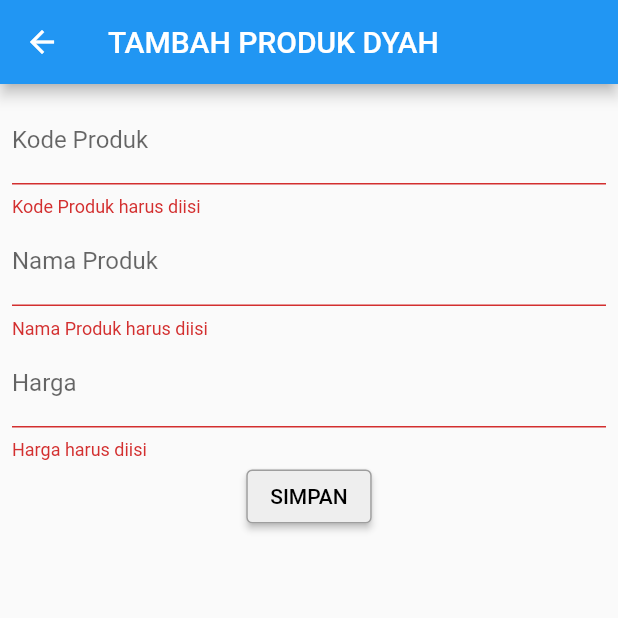
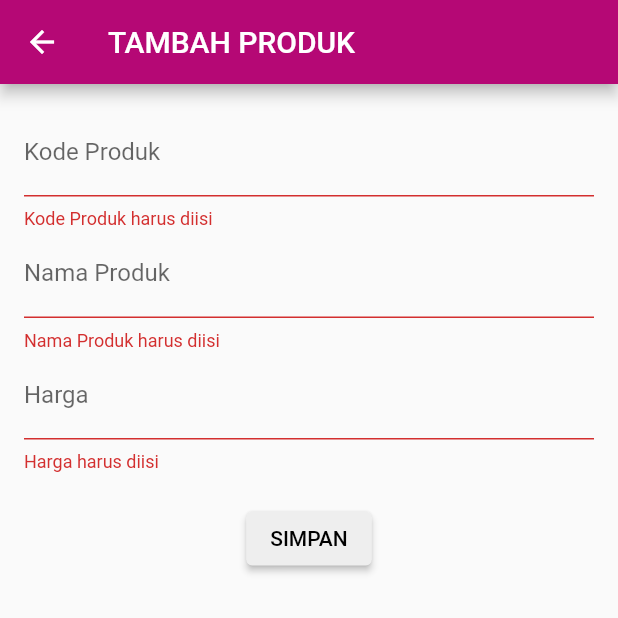
Before and after one commit to odynamic/H1D023022_Tugas-8_Pertemuan-10_Prak-Pemrograman-Mobile, a Flutter app: the ProdukForm screen opened directly, after a tap on "SIMPAN", on a phone screen of 412 x 824 dp, the top half of it. Run offline on Flutter 3.47's test engine with Material 3 defaults, Android fonts, the phone set to English and light mode, and no system bars.

```diff
--- a/lib/main.dart
+++ b/lib/main.dart
@@ -16,10 +16,9 @@ class MyApp extends StatelessWidget {
       theme: ThemeData(
         colorScheme: ColorScheme.fromSwatch(
           primarySwatch: Colors.blue,
-        ).copyWith(primary: Colors.blue),
+        ).copyWith(primary: const Color.fromARGB(255, 181, 8, 117)),
         useMaterial3: false,
       ),
-
       home: const ProdukPage(),
     );
   }
--- a/lib/ui/produk_form.dart
+++ b/lib/ui/produk_form.dart
@@ -11,7 +11,7 @@ class ProdukForm extends StatefulWidget {
 
 class _ProdukFormState extends State<ProdukForm> {
   final _formKey = GlobalKey<FormState>();
-  bool isLoading = false;
+
   String judul = "TAMBAH PRODUK";
   String tombolSubmit = "SIMPAN";
 
@@ -22,22 +22,13 @@ class _ProdukFormState extends State<ProdukForm> {
   @override
   void initState() {
     super.initState();
-    isUpdate();
-  }
-
-  isUpdate() {
     if (widget.produk != null) {
-      setState(() {
-        judul = "UBAH PRODUK";
-        tombolSubmit = "UBAH";
-        _kodeProdukTextboxController.text = widget.produk!.kodeProduk!;
-        _namaProdukTextboxController.text = widget.produk!.namaProduk!;
-        _hargaProdukTextboxController.text = widget.produk!.hargaProduk
-            .toString();
-      });
-    } else {
-      judul = "TAMBAH PRODUK DYAH";
-      tombolSubmit = "SIMPAN";
+      judul = "UBAH PRODUK";
+      tombolSubmit = "UBAH";
+      _kodeProdukTextboxController.text = widget.produk!.kodeProduk!;
+      _namaProdukTextboxController.text = widget.produk!.namaProduk!;
+      _hargaProdukTextboxController.text =
+          widget.produk!.hargaProduk.toString();
     }
   }
 
@@ -47,15 +38,62 @@ class _ProdukFormState extends State<ProdukForm> {
       appBar: AppBar(title: Text(judul)),
       body: SingleChildScrollView(
         child: Padding(
-          padding: const EdgeInsets.all(8.0),
+          padding: const EdgeInsets.all(16),
           child: Form(
             key: _formKey,
             child: Column(
               children: [
-                _kodeProdukTextField(),
-                _namaProdukTextField(),
-                _hargaProdukTextField(),
-                _buttonSubmit(),
+                TextFormField(
+                  decoration: const InputDecoration(labelText: "Kode Produk"),
+                  controller: _kodeProdukTextboxController,
+                  validator: (value) =>
+                      value!.isEmpty ? "Kode Produk harus diisi" : null,
+                ),
+                TextFormField(
+                  decoration: const InputDecoration(labelText: "Nama Produk"),
+                  controller: _namaProdukTextboxController,
+                  validator: (value) =>
+                      value!.isEmpty ? "Nama Produk harus diisi" : null,
+                ),
+                TextFormField(
+                  decoration: const InputDecoration(labelText: "Harga"),
+                  keyboardType: TextInputType.number,
+                  controller: _hargaProdukTextboxController,
+                  validator: (value) =>
+                      value!.isEmpty ? "Harga harus diisi" : null,
+                ),
+                const SizedBox(height: 20),
+                ElevatedButton(
+                  style: ElevatedButton.styleFrom(
+                    backgroundColor: Colors.grey[200],
+                    foregroundColor: Colors.black,
+                  ),
+                  onPressed: () {
+                    if (_formKey.currentState!.validate()) {
+                      if (widget.produk == null) {
+                        Navigator.pop(
+                          context,
+                          Produk(
+                            kodeProduk: _kodeProdukTextboxController.text,
+                            namaProduk: _namaProdukTextboxController.text,
+                            hargaProduk: int.parse(
+                                _hargaProdukTextboxController.text),
+                          ),
+                        );
+                      } else {
+                        widget.produk!.kodeProduk =
+                            _kodeProdukTextboxController.text;
+                        widget.produk!.namaProduk =
+                            _namaProdukTextboxController.text;
+                        widget.produk!.hargaProduk = int.parse(
+                            _hargaProdukTextboxController.text);
+
+                        Navigator.pop(context, widget.produk);
+                      }
+                    }
+                  },
+                  child: Text(tombolSubmit),
+                )
               ],
             ),
           ),
@@ -63,60 +101,4 @@ class _ProdukFormState extends State<ProdukForm> {
       ),
     );
   }
-
-  Widget _kodeProdukTextField() {
-    return TextFormField(
-      decoration: const InputDecoration(labelText: "Kode Produk"),
-      keyboardType: TextInputType.text,
-      controller: _kodeProdukTextboxController,
-      validator: (value) {
-        if (value!.isEmpty) {
-          return "Kode Produk harus diisi";
-        }
-        return null;
-      },
-    );
-  }
-
-  Widget _namaProdukTextField() {
-    return TextFormField(
-      decoration: const InputDecoration(labelText: "Nama Produk"),
-      keyboardType: TextInputType.text,
-      controller: _namaProdukTextboxController,
-      validator: (value) {
-        if (value!.isEmpty) {
-          return "Nama Produk harus diisi";
-        }
-        return null;
-      },
-    );
-  }
-
-  Widget _hargaProdukTextField() {
-    return TextFormField(
-      decoration: const InputDecoration(labelText: "Harga"),
-      keyboardType: TextInputType.number,
-      controller: _hargaProdukTextboxController,
-      validator: (value) {
-        if (value!.isEmpty) {
-          return "Harga harus diisi";
-        }
-        return null;
-      },
-    );
-  }
-
-  Widget _buttonSubmit() {
-    return ElevatedButton(
-      style: ElevatedButton.styleFrom(
-        backgroundColor: Colors.grey[200],
-        foregroundColor: Colors.black,
-        side: const BorderSide(color: Colors.grey),
-      ),
-      child: Text(tombolSubmit),
-      onPressed: () {
-        var validate = _formKey.currentState!.validate();
-      },
-    );
-  }
 }
```
Also changed, not shown: lib/ui/login_page.dart (+9 -5 lines), lib/ui/produk_detail.dart (+20 -29 lines), lib/ui/produk_page.dart (+44 -31 lines), lib/ui/registrasi_page.dart (+17 -18 lines), pubspec.lock.
